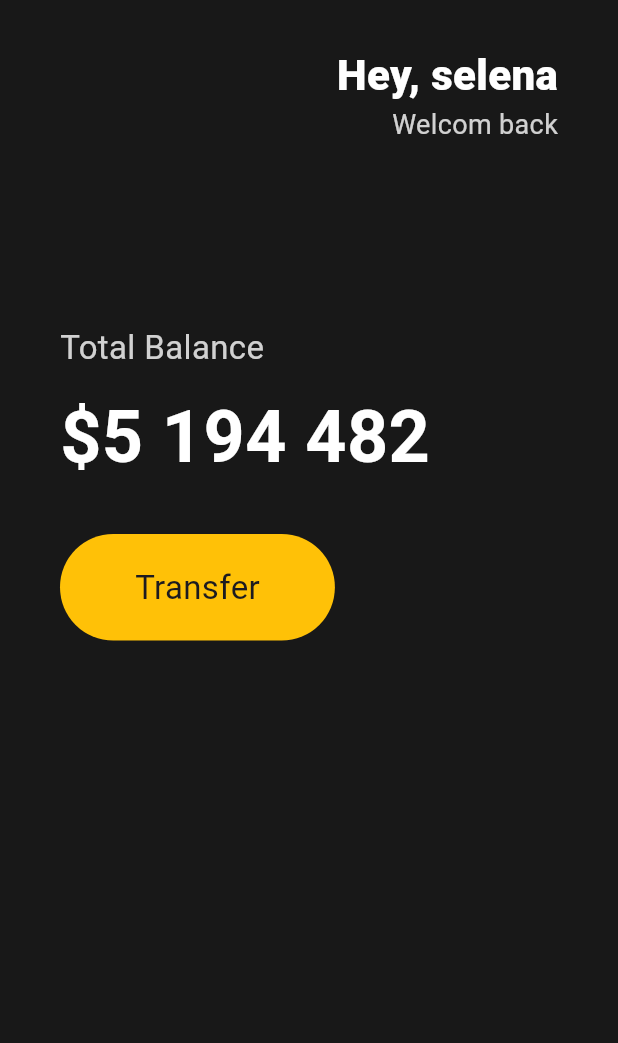
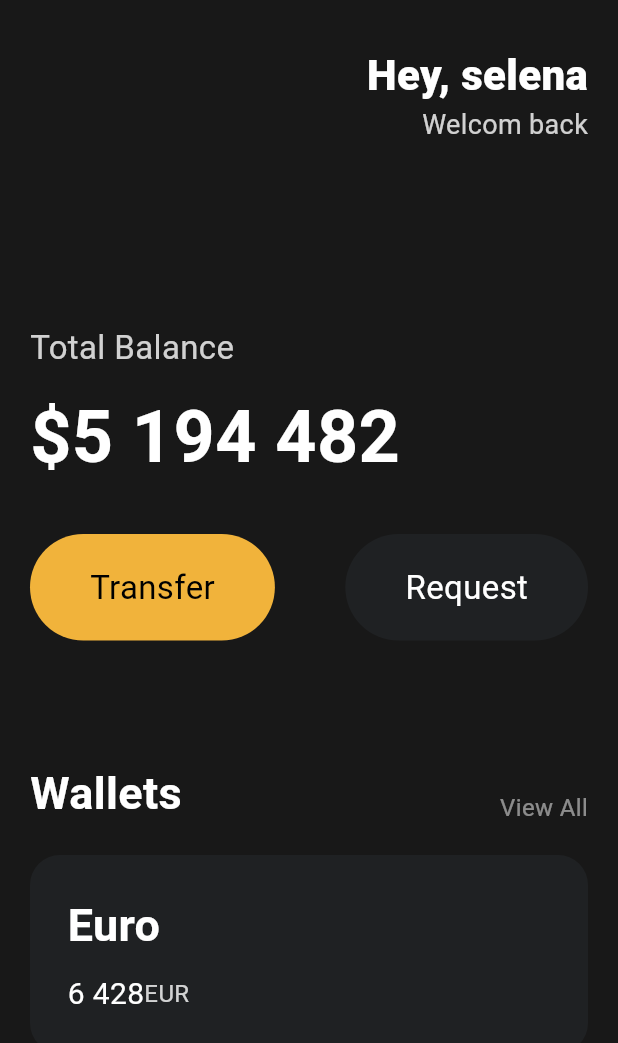
Before and after one commit to lips85/toonfix, a Flutter app: the screen it shows after launch, on a phone screen of 412 x 824 dp. Shown: the top 1043 px of the screen. Run offline on Flutter 3.47's test engine with Material 3 defaults, Android fonts, the phone set to English and light mode, and no system bars.

Commit message:
3.6장까지 저장

```diff
--- a/lib/main.dart
+++ b/lib/main.dart
@@ -1,4 +1,5 @@
 import 'package:flutter/material.dart';
+import 'package:toonfix/widgets/button.dart';
 
 void main() {
   runApp(const App());
@@ -13,7 +14,7 @@ class App extends StatelessWidget {
       home: Scaffold(
         backgroundColor: const Color(0xFF181818),
         body: Padding(
-          padding: const EdgeInsets.symmetric(horizontal: 40),
+          padding: const EdgeInsets.symmetric(horizontal: 20),
           child: Column(
             crossAxisAlignment: CrossAxisAlignment.start,
             children: [
@@ -68,26 +69,94 @@ class App extends StatelessWidget {
               const SizedBox(
                 height: 30,
               ),
+              const Row(
+                mainAxisAlignment: MainAxisAlignment.spaceBetween,
+                children: [
+                  Button(
+                    text: "Transfer",
+                    bgColor: Color(0xFFF1B33b),
+                    textColor: Colors.black,
+                  ),
+                  Button(
+                    text: "Request",
+                    bgColor: Color(0xFF1F2123),
+                    textColor: Colors.white,
+                  ),
+                ],
+              ),
+              const SizedBox(
+                height: 80,
+              ),
               Row(
+                crossAxisAlignment: CrossAxisAlignment.end,
+                mainAxisAlignment: MainAxisAlignment.spaceBetween,
                 children: [
-                  Container(
-                    decoration: BoxDecoration(
-                        color: Colors.amber,
-                        borderRadius: BorderRadius.circular(45)),
-                    child: const Padding(
-                      padding: EdgeInsets.symmetric(
-                        vertical: 20,
-                        horizontal: 50,
-                      ),
-                      child: Text(
-                        "Transfer",
-                        style: TextStyle(
-                          fontSize: 22,
-                        ),
-                      ),
+                  const Text(
+                    "Wallets",
+                    style: TextStyle(
+                      color: Colors.white,
+                      fontSize: 30,
+                      fontWeight: FontWeight.w600,
+                    ),
+                  ),
+                  Text(
+                    "View All",
+                    style: TextStyle(
+                      color: Colors.white.withOpacity(0.5),
+                      fontSize: 16,
                     ),
                   ),
                 ],
+              ),
+              const SizedBox(
+                height: 20,
+              ),
+              Container(
+                decoration: BoxDecoration(
+                  color: const Color(0xFF1F2123),
+                  borderRadius: BorderRadius.circular(20),
+                ),
+                child: Padding(
+                  padding: const EdgeInsets.all(25),
+                  child: Row(
+                    children: [
+                      Column(
+                        crossAxisAlignment: CrossAxisAlignment.start,
+                        children: [
+                          const Text(
+                            "Euro",
+                            style: TextStyle(
+                              color: Colors.white,
+                              fontSize: 30,
+                              fontWeight: FontWeight.w600,
+                            ),
+                          ),
+                          const SizedBox(
+                            height: 10,
+                          ),
+                          Row(
+                            children: [
+                              const Text(
+                                "6 428",
+                                style: TextStyle(
+                                  color: Colors.white,
+                                  fontSize: 20,
+                                ),
+                              ),
+                              Text(
+                                "EUR",
+                                style: TextStyle(
+                                  color: Colors.white.withOpacity(0.8),
+                                  fontSize: 16,
+                                ),
+                              ),
+                            ],
+                          ),
+                        ],
+                      ),
+                    ],
+                  ),
+                ),
               ),
             ],
           ),
--- /dev/null
+++ b/lib/widgets/button.dart
@@ -0,0 +1,37 @@
+import 'package:flutter/material.dart';
+
+class Button extends StatelessWidget {
+  final String text;
+  final Color bgColor;
+  final Color textColor;
+
+  const Button({
+    super.key,
+    required this.text,
+    required this.bgColor,
+    required this.textColor,
+  });
+
+  @override
+  Widget build(BuildContext context) {
+    return Container(
+      decoration: BoxDecoration(
+        color: bgColor,
+        borderRadius: BorderRadius.circular(45),
+      ),
+      child: Padding(
+        padding: const EdgeInsets.symmetric(
+          vertical: 20,
+          horizontal: 40,
+        ),
+        child: Text(
+          text,
+          style: TextStyle(
+            color: textColor,
+            fontSize: 22,
+          ),
+        ),
+      ),
+    );
+  }
+}
```
